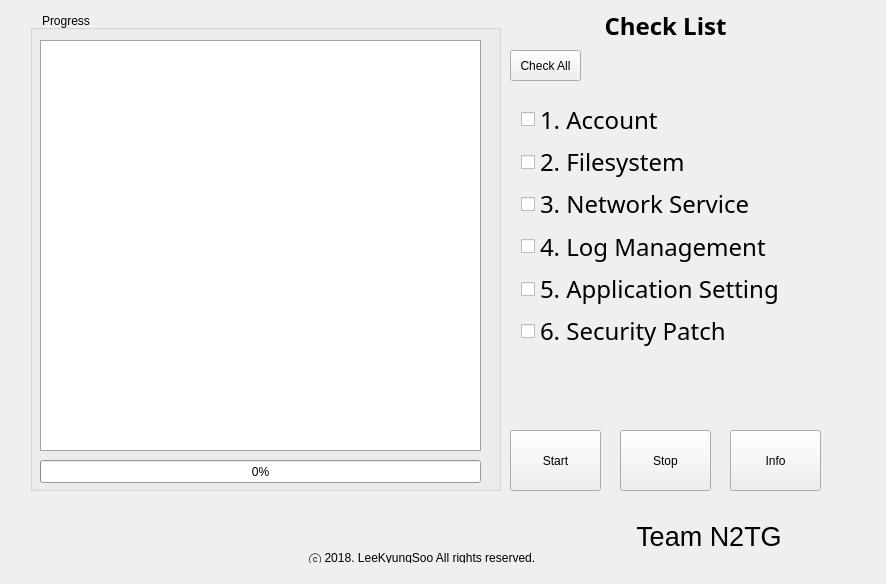
Old version of the form mainwindow.ui in the repository argaon/vcs.
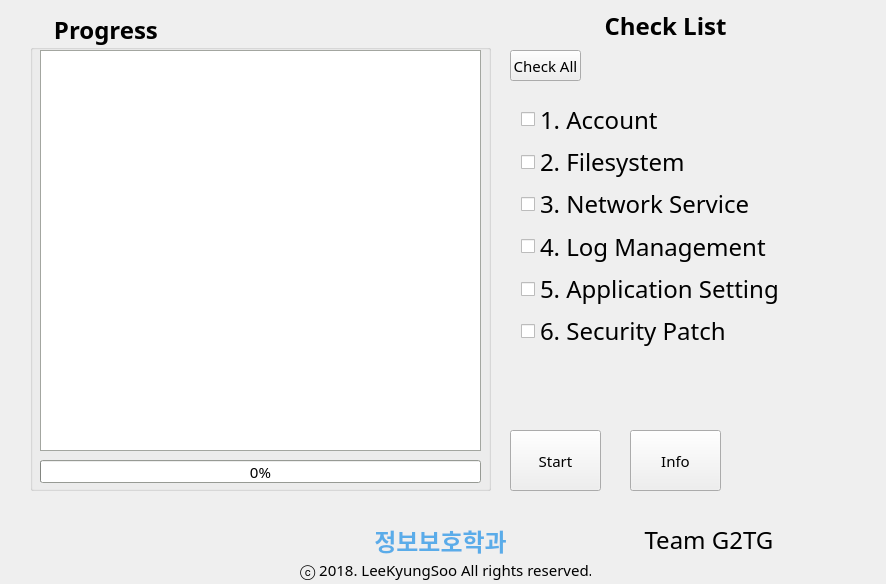
New version of the form. Icons and pictures are not drawn.

Patch:
```diff
--- a/mainwindow.ui
+++ b/mainwindow.ui
@@ -10,6 +10,12 @@
     <height>584</height>
    </rect>
   </property>
+  <property name="font">
+   <font>
+    <family>나눔고딕</family>
+    <pointsize>11</pointsize>
+   </font>
+  </property>
   <property name="windowTitle">
    <string>Vulnerability Check System</string>
   </property>
@@ -121,7 +127,7 @@
      <rect>
       <x>30</x>
       <y>10</y>
-      <width>471</width>
+      <width>461</width>
       <height>481</height>
      </rect>
     </property>
@@ -189,6 +195,13 @@
       </disabled>
      </palette>
     </property>
+    <property name="font">
+     <font>
+      <pointsize>18</pointsize>
+      <weight>75</weight>
+      <bold>true</bold>
+     </font>
+    </property>
     <property name="focusPolicy">
      <enum>Qt::NoFocus</enum>
     </property>
@@ -213,6 +226,13 @@
        <height>23</height>
       </rect>
      </property>
+     <property name="font">
+      <font>
+       <pointsize>11</pointsize>
+       <weight>50</weight>
+       <bold>false</bold>
+      </font>
+     </property>
      <property name="maximum">
       <number>100</number>
      </property>
@@ -224,17 +244,24 @@
      <property name="geometry">
       <rect>
        <x>10</x>
-       <y>30</y>
+       <y>40</y>
        <width>441</width>
-       <height>411</height>
+       <height>401</height>
       </rect>
      </property>
+     <property name="font">
+      <font>
+       <pointsize>11</pointsize>
+       <weight>50</weight>
+       <bold>false</bold>
+      </font>
+     </property>
     </widget>
    </widget>
    <widget class="QPushButton" name="InfoButton">
     <property name="geometry">
      <rect>
-      <x>730</x>
+      <x>630</x>
       <y>430</y>
       <width>91</width>
       <height>61</height>
@@ -250,7 +277,7 @@
       <x>30</x>
       <y>500</y>
       <width>821</width>
-      <height>74</height>
+      <height>81</height>
      </rect>
     </property>
     <layout class="QHBoxLayout" name="horizontalLayout">
@@ -276,7 +303,7 @@
      <item>
       <widget class="QLabel" name="Copyright_text">
        <property name="text">
-        <string>&lt;html&gt;&lt;head/&gt;&lt;body&gt;&lt;p&gt;&lt;br/&gt;&lt;/p&gt;&lt;p&gt;ⓒ 2018. LeeKyungSoo All rights reserved.&lt;/p&gt;&lt;/body&gt;&lt;/html&gt;</string>
+        <string>&lt;html&gt;&lt;head/&gt;&lt;body&gt;&lt;p align=&quot;center&quot;&gt;&lt;span style=&quot; font-size:18pt; font-weight:600; color:#5aace9;&quot;&gt;정보보호학과&lt;/span&gt;&lt;/p&gt;&lt;/body&gt;&lt;/html&gt;</string>
        </property>
        <property name="textFormat">
         <enum>Qt::RichText</enum>
@@ -286,7 +313,7 @@
      <item>
       <widget class="QLabel" name="Team_text">
        <property name="text">
-        <string>&lt;html&gt;&lt;head/&gt;&lt;body&gt;&lt;p align=&quot;center&quot;&gt;&lt;span style=&quot; font-size:20pt;&quot;&gt;Team N2TG&lt;/span&gt;&lt;/p&gt;&lt;/body&gt;&lt;/html&gt;</string>
+        <string>&lt;html&gt;&lt;head/&gt;&lt;body&gt;&lt;p align=&quot;center&quot;&gt;&lt;span style=&quot; font-size:18pt;&quot;&gt;Team G2TG&lt;/span&gt;&lt;/p&gt;&lt;/body&gt;&lt;/html&gt;</string>
        </property>
       </widget>
      </item>
@@ -305,19 +332,6 @@
      <string>Start</string>
     </property>
    </widget>
-   <widget class="QPushButton" name="StopButton">
-    <property name="geometry">
-     <rect>
-      <x>620</x>
-      <y>430</y>
-      <width>91</width>
-      <height>61</height>
-     </rect>
-    </property>
-    <property name="text">
-     <string>Stop</string>
-    </property>
-   </widget>
    <widget class="QPushButton" name="CheckButton">
     <property name="geometry">
      <rect>
@@ -355,14 +369,19 @@
      <set>Qt::AlignCenter</set>
     </property>
    </widget>
-   <zorder>verticalLayoutWidget</zorder>
-   <zorder>groupBox</zorder>
-   <zorder>InfoButton</zorder>
-   <zorder>horizontalLayoutWidget</zorder>
-   <zorder>StartButton</zorder>
-   <zorder>StopButton</zorder>
-   <zorder>label</zorder>
-   <zorder>CheckButton</zorder>
+   <widget class="QLabel" name="label_2">
+    <property name="geometry">
+     <rect>
+      <x>300</x>
+      <y>560</y>
+      <width>291</width>
+      <height>20</height>
+     </rect>
+    </property>
+    <property name="text">
+     <string>ⓒ 2018. LeeKyungSoo All rights reserved.</string>
+    </property>
+   </widget>
   </widget>
  </widget>
  <layoutdefault spacing="6" margin="11"/>
```
